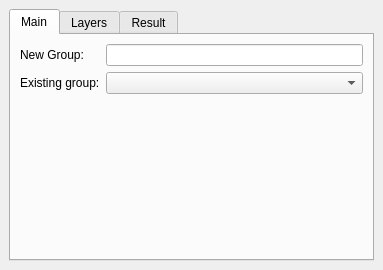
Old version of the form shore_qgis_plugin_dockwidget_base.ui in the repository eugeneai/shore-qgis-plugin.
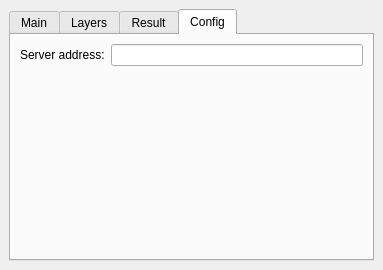
New version of the form. The open tabs and pages were chosen to show the change.

Commit message: Added new tab for configuration

What changed in the file:
```diff
--- a/shore_qgis_plugin_dockwidget_base.ui
+++ b/shore_qgis_plugin_dockwidget_base.ui
@@ -96,6 +96,26 @@
         </item>
        </layout>
       </widget>
+      <widget class="QWidget" name="shoreConfigTab">
+       <attribute name="title">
+        <string>Config</string>
+       </attribute>
+       <layout class="QFormLayout" name="formLayout_3">
+        <item row="0" column="0">
+         <widget class="QLabel" name="label_3">
+          <property name="text">
+           <string>Server address:</string>
+          </property>
+          <property name="buddy">
+           <cstring>lineEdit_2</cstring>
+          </property>
+         </widget>
+        </item>
+        <item row="0" column="1">
+         <widget class="QLineEdit" name="lineEdit_2"/>
+        </item>
+       </layout>
+      </widget>
      </widget>
     </item>
    </layout>
```
